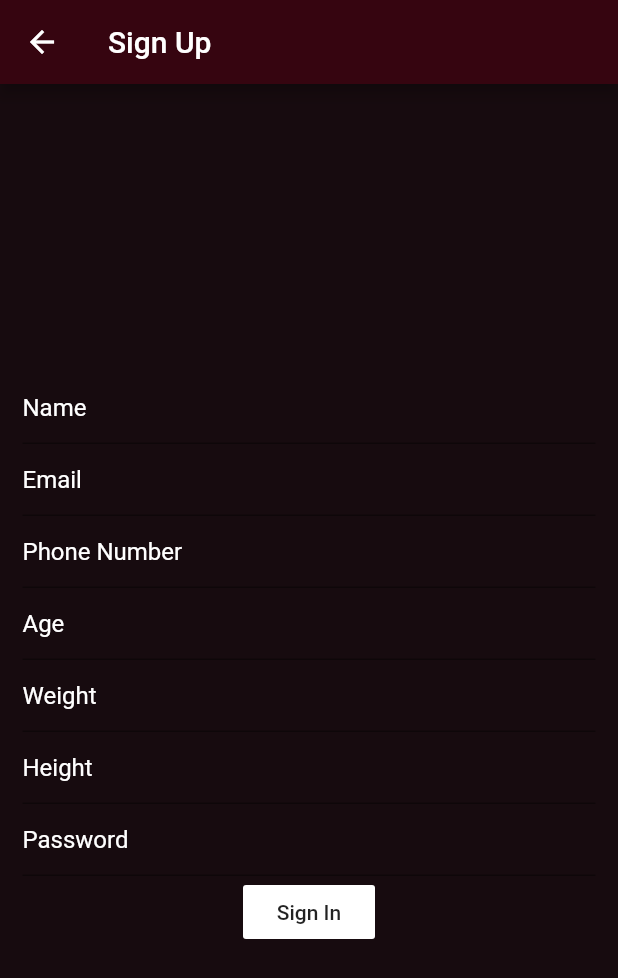
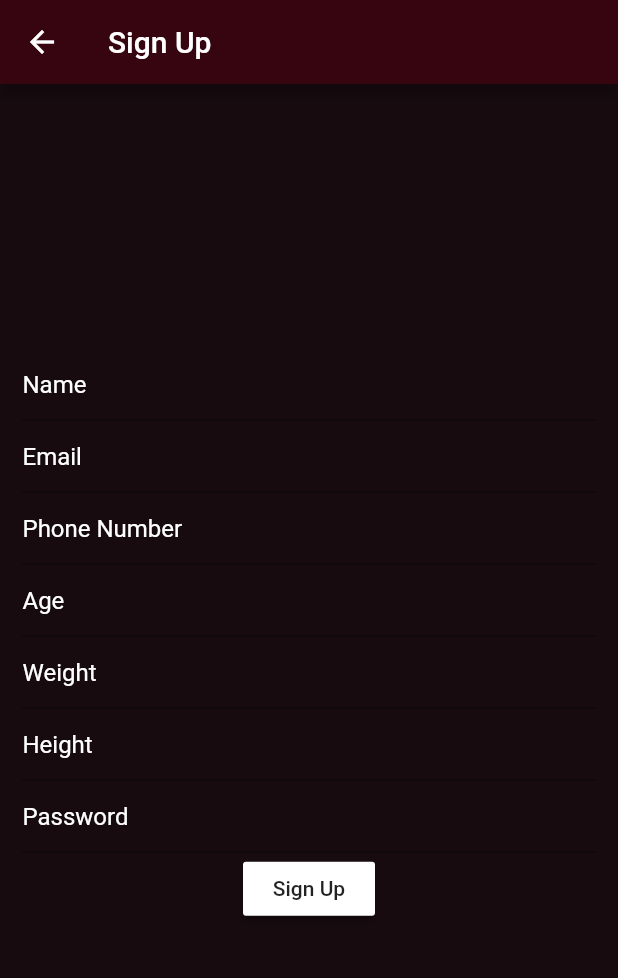
Before and after one commit to Itsaadarsh/careconnect-flutter, a Flutter app: the SignupPage screen opened directly, on a phone screen of 412 x 824 dp. Shown: the top 978 px of the screen. Run offline on Flutter 3.47's test engine with Material 2 defaults, Android fonts, the phone set to English and light mode, and no system bars; our stand-ins replace flutter_local_notifications, get_it; missing offline and left inert: mp_chart.

Commit message:
Fixed bugs and optimised code in signup.dart

```diff
--- a/flutter/careconnect/lib/signup.dart
+++ b/flutter/careconnect/lib/signup.dart
@@ -11,17 +11,21 @@ class SignupPage extends StatefulWidget {
 }
 
 class _SignupPageState extends State<SignupPage> {
-  TextEditingController name = TextEditingController();
-  TextEditingController email = TextEditingController();
-  TextEditingController phoneNumber = TextEditingController();
-  TextEditingController age = TextEditingController();
-  TextEditingController weight = TextEditingController();
-  TextEditingController height = TextEditingController();
-  TextEditingController password = TextEditingController();
-  bool loading = true;
+  final _formKey = GlobalKey<FormState>();
+  String name = '';
+  String email = '';
+  String phoneNumber = '';
+  String age = '';
+  String weight = '';
+  String height = '';
+  String password = '';
+  bool loading = false;
+  String error = '';
+
   @override
   Widget build(BuildContext context) {
     return Scaffold(
+      resizeToAvoidBottomPadding: false,
       appBar: AppBar(
         title: Text("Sign Up"),
         backgroundColor: kBackgroundColor,
@@ -29,11 +33,19 @@ class _SignupPageState extends State<SignupPage> {
       backgroundColor: kBackgroundColorDark,
       body: Container(
         margin: EdgeInsets.all(15),
+        child: Form(
+          key: _formKey,
           child: Column(
             mainAxisAlignment: MainAxisAlignment.center,
             children: [
-            TextField(
-              controller: name,
+              TextFormField(
+                //controller: name,
+                validator: (val) => val.isEmpty ? 'Enter a Name' : null,
+                onChanged: (val) {
+                  setState(() {
+                    name = val;
+                  });
+                },
                 style: TextStyle(color: Colors.white),
                 cursorColor: Colors.white,
                 decoration: InputDecoration(
@@ -44,9 +56,15 @@ class _SignupPageState extends State<SignupPage> {
                   hoverColor: Colors.white,
                 ),
               ),
-            TextField(
+              TextFormField(
                 style: TextStyle(color: Colors.white),
-              controller: email,
+                //controller: email,
+                validator: (val) => val.isEmpty ? 'Enter an Email' : null,
+                onChanged: (val) {
+                  setState(() {
+                    email = val;
+                  });
+                },
                 decoration: InputDecoration(
                   hintStyle: TextStyle(color: Colors.white),
                   hintText: "Email",
@@ -55,9 +73,15 @@ class _SignupPageState extends State<SignupPage> {
                   hoverColor: Colors.white,
                 ),
               ),
-            TextField(
+              TextFormField(
                 style: TextStyle(color: Colors.white),
-              controller: phoneNumber,
+                //controller: phoneNumber,
+                validator: (val) => val.isEmpty ? 'Enter a Phone number' : null,
+                onChanged: (val) {
+                  setState(() {
+                    phoneNumber = val;
+                  });
+                },
                 decoration: InputDecoration(
                   hintStyle: TextStyle(color: Colors.white),
                   hintText: "Phone Number",
@@ -66,9 +90,15 @@ class _SignupPageState extends State<SignupPage> {
                   hoverColor: Colors.white,
                 ),
               ),
-            TextField(
+              TextFormField(
                 style: TextStyle(color: Colors.white),
-              controller: age,
+                //controller: age,
+                validator: (val) => val.isEmpty ? 'Enter your Age' : null,
+                onChanged: (val) {
+                  setState(() {
+                    age = val;
+                  });
+                },
                 decoration: InputDecoration(
                   hintStyle: TextStyle(color: Colors.white),
                   hintText: "Age",
@@ -77,9 +107,15 @@ class _SignupPageState extends State<SignupPage> {
                   hoverColor: Colors.white,
                 ),
               ),
-            TextField(
+              TextFormField(
                 style: TextStyle(color: Colors.white),
-              controller: weight,
+                //controller: weight,
+                validator: (val) => val.isEmpty ? 'Enter an weight' : null,
+                onChanged: (val) {
+                  setState(() {
+                    weight = val;
+                  });
+                },
                 decoration: InputDecoration(
                   hintStyle: TextStyle(color: Colors.white),
                   hintText: "Weight",
@@ -88,9 +124,15 @@ class _SignupPageState extends State<SignupPage> {
                   hoverColor: Colors.white,
                 ),
               ),
-            TextField(
+              TextFormField(
                 style: TextStyle(color: Colors.white),
-              controller: height,
+                //controller: height,
+                validator: (val) => val.isEmpty ? 'Enter your Height' : null,
+                onChanged: (val) {
+                  setState(() {
+                    height = val;
+                  });
+                },
                 decoration: InputDecoration(
                   hintStyle: TextStyle(color: Colors.white),
                   hintText: "Height",
@@ -99,9 +141,16 @@ class _SignupPageState extends State<SignupPage> {
                   hoverColor: Colors.white,
                 ),
               ),
-            TextField(
+              TextFormField(
                 style: TextStyle(color: Colors.white),
-              controller: password,
+                //controller: password,
+                validator: (val) =>
+                    val.length < 6 ? 'Enter a password 6+ char long' : null,
+                onChanged: (val) {
+                  setState(() {
+                    password = val;
+                  });
+                },
                 decoration: InputDecoration(
                   hintStyle: TextStyle(color: Colors.white),
                   hintText: "Password",
@@ -110,39 +159,83 @@ class _SignupPageState extends State<SignupPage> {
                   hoverColor: Colors.white,
                 ),
               ),
-            FlatButton(
+              RaisedButton(
                 onPressed: () async {
-                setState(() {
-                  loading = false;
-                });
-                final dynamic res =
-                    await Provider.of<MainProvider>(context, listen: false)
-                        .signUp(
-                  name.text.toString(),
-                  age.text.toString(),
-                  weight.text.toString(),
-                  height.text.toString(),
-                  phoneNumber.text.toString(),
-                  email.text.toString(),
-                  password.text.toString(),
-                );
-                print(res);
-                setState(() {
-                  if (res == "Sign Up Successfully") {
+                  if (_formKey.currentState.validate()) {
                     setState(() {
                       loading = true;
                     });
-                    Navigator.push(
-                        context,
-                        MaterialPageRoute(
-                            builder: (context) => LoginPage()));
+                    final dynamic res =
+                        await Provider.of<MainProvider>(context, listen: false).signUp(
+                      name.toString(),
+                      age.toString(),
+                      weight.toString(),
+                      height.toString(),
+                      phoneNumber.toString(),
+                      email.toString(),
+                      password.toString(),
+                    );
+
+                    if (res != "Sign Up Successfully") {
+                      setState(() {
+                        error = 'Enter valid credentials';
+                        loading = false;
+                      });
+                    } else {
+                      setState(() {
+                        loading = true;
+                      });
+                      Navigator.push(context,
+                      MaterialPageRoute(builder: (context) => LoginPage()));
                     }
-                });
+                  }
                 },
                 color: Colors.white,
-              child: loading == true ? Text("Sign In") : Text("Signing In"),
+                child: Text("Sign Up"),
+
               ),
+              SizedBox(
+                height: 12.0,
+              ),
+              Text(
+                error,
+                style: TextStyle(color: Colors.red, fontSize: 16.0),
+              )
+              // FlatButton(
+              //   onPressed: () async {
+              //     setState(() {
+              //       loading = false;
+              //     });
+              //     final dynamic res =
+              //         await Provider.of<MainProvider>(context, listen: false)
+              //             .signUp(
+              //       name.toString(),
+              //       age.toString(),
+              //       weight.toString(),
+              //       height.toString(),
+              //       phoneNumber.toString(),
+              //       email.toString(),
+              //       password.toString(),
+              //     );
+              //     print(res);
+              //     setState(() {
+              //       if (res == "Sign Up Successfully") {
+              //         setState(() {
+              //           loading = true;
+              //         });
+              //         Navigator.push(
+              //             context,
+              //             MaterialPageRoute(
+              //                 builder: (context) => LoginPage()));
+              //       }
+              //     });
+              //   },
+              //   color: Colors.white,
+              //   //TODO
+              //   child: loading == true ? Text("Sign Up") : Text("Signing Up"),
+              // ),
             ],
+          ),
         ),
       ),
     );
```
Also changed, not shown: flutter/careconnect/pubspec.lock. Lines whose indentation alone changed are shown as unchanged.
